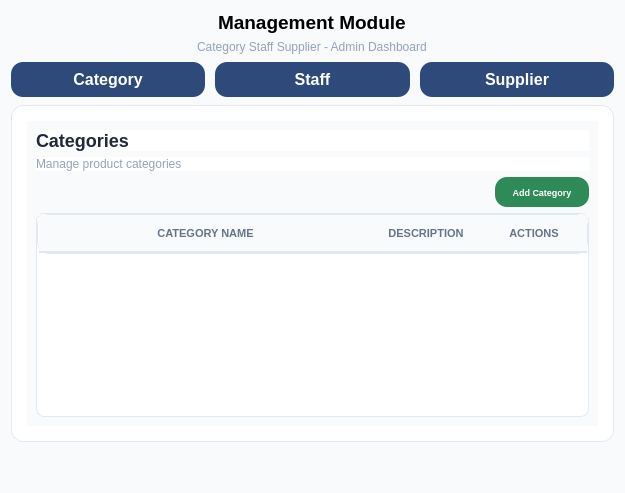
Old version of the form ui/category.ui in the repository kriitikat/Sajilo-Bazarr.
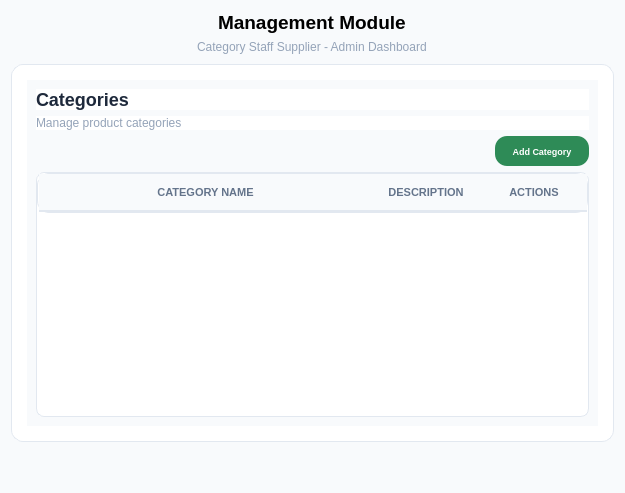
New version of the form.

Commit message: Improvements in Staff and Supplier pages

The edit to the form file:
```diff
--- a/ui/category.ui
+++ b/ui/category.ui
@@ -115,72 +115,6 @@
      <property name="bottomMargin">
       <number>2</number>
      </property>
-     <item>
-      <widget class="QPushButton" name="navSupplierBtn">
-       <property name="styleSheet">
-        <string notr="true">QPushButton {
-    background-color: #2D4A7A;
-    border: none;
-    padding: 8px 16px;
-    color: white;
-    font-weight: bold;
-    border-radius:12px;
-}
-QPushButton:hover {
-    color:white;
-   background-color: #1B2A4A;
-    border-radius:12px;
-}</string>
-       </property>
-       <property name="text">
-        <string>Supplier</string>
-       </property>
-      </widget>
-     </item>
-     <item>
-      <widget class="QPushButton" name="navStaffBtn">
-       <property name="styleSheet">
-        <string notr="true">QPushButton {
-    background-color: #2D4A7A;
-    border: none;
-    padding: 8px 16px;
-    color: white;
-    font-weight: bold;
-    border-radius:12px;
-}
-QPushButton:hover {
-    color:white;
-   background-color: #1B2A4A;
-    border-radius:12px;
-}</string>
-       </property>
-       <property name="text">
-        <string>Staff</string>
-       </property>
-      </widget>
-     </item>
-     <item>
-      <widget class="QPushButton" name="navCategoryBtn">
-       <property name="styleSheet">
-        <string notr="true">QPushButton {
-    background-color: #2D4A7A;
-    border: none;
-    padding: 8px 16px;
-    color: white;
-    font-weight: bold;
-    border-radius:12px;
-}
-QPushButton:hover {
-    color:white;
-   background-color: #1B2A4A;
-    border-radius:12px;
-}</string>
-       </property>
-       <property name="text">
-        <string>Category</string>
-       </property>
-      </widget>
-     </item>
     </layout>
    </item>
    <item>
```
The commit also changes 4 other files.
